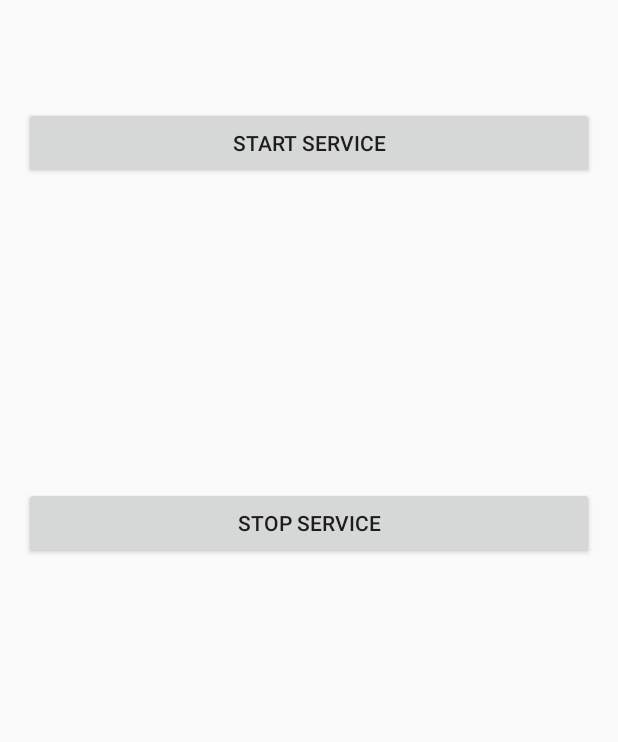
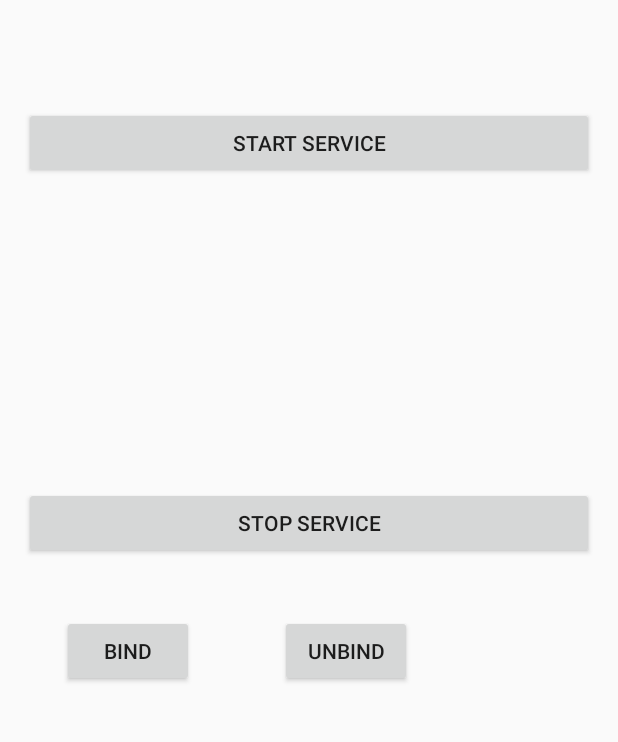
Before and after one commit to ybdesire/android_dev_learn, an Android app: the screen it shows after launch (MainActivity), on a phone screen of 412 x 824 dp, the part 137-879 px from its top. Run offline under Robolectric (Android 15) with nearby library versions, the phone set to English and light mode, and no system bars.

Commit message:
Completed Android basic component 'service' learning.

```diff
--- a/Components/service/app/src/main/java/com/example/ybdesire/service_demo/MainActivity.java
+++ b/Components/service/app/src/main/java/com/example/ybdesire/service_demo/MainActivity.java
@@ -1,15 +1,37 @@
 package com.example.ybdesire.service_demo;
 
+import android.content.ComponentName;
 import android.content.Intent;
+import android.content.ServiceConnection;
+import android.os.IBinder;
 import android.support.v7.app.AppCompatActivity;
 import android.os.Bundle;
+import android.util.Log;
 import android.view.View;
 import android.widget.Button;
+import com.example.ybdesire.service_demo.MyService.MyBinder;
 
 public class MainActivity extends AppCompatActivity {
+    public String TAG = "MainActivity";
+
+    private ServiceConnection connection = new ServiceConnection() {
+
+        @Override
+        public void onServiceDisconnected(ComponentName name) {
+        }
+
+        @Override
+        public void onServiceConnected(ComponentName name, IBinder service) {
+            MyBinder myBinder = (MyBinder) service;
+            myBinder.startDownload();
+            Log.d(TAG, "onServiceConnected");
+        }
+    };
 
     private Button startService;
     private Button stopService;
+    private Button bindService;
+    private Button unbindService;
 
     @Override
     protected void onCreate(Bundle savedInstanceState) {
@@ -17,6 +39,9 @@ public class MainActivity extends AppCompatActivity {
         setContentView(R.layout.activity_main);
         startService = (Button) findViewById(R.id.start_service);
         stopService = (Button) findViewById(R.id.stop_service);
+        bindService = (Button) findViewById(R.id.bind_service);
+        unbindService = (Button) findViewById(R.id.unbind_service);
+
         startService.setOnClickListener(new View.OnClickListener() {
             @Override
             public void onClick(View v) {
@@ -31,6 +56,22 @@ public class MainActivity extends AppCompatActivity {
                 stopService(stopIntent);
             }
         });
+
+        bindService.setOnClickListener(new View.OnClickListener(){
+            @Override
+            public void onClick(View v) {
+                Log.d(TAG, "bindService btn click");
+                Intent bindIntent = new Intent(MainActivity.this, MyService.class);
+                bindService(bindIntent, connection, BIND_AUTO_CREATE);
+            }
+        });
+        unbindService.setOnClickListener(new View.OnClickListener(){
+            @Override
+            public void onClick(View v) {
+                Log.d(TAG, "unbindService btn click");
+                unbindService(connection);
+            }
+        });
     }
 
 }
--- a/Components/service/app/src/main/res/layout/activity_main.xml
+++ b/Components/service/app/src/main/res/layout/activity_main.xml
@@ -33,4 +33,27 @@
         android:layout_alignParentLeft="true"
         android:layout_alignParentStart="true" />
 
+    <Button
+        android:layout_width="wrap_content"
+        android:layout_height="wrap_content"
+        android:text="Bind"
+        android:id="@+id/bind_service"
+        android:layout_marginTop="37dp"
+        android:layout_below="@+id/stop_service"
+        android:layout_alignParentLeft="true"
+        android:layout_alignParentStart="true"
+        android:layout_marginLeft="25dp"
+        android:layout_marginStart="25dp" />
+
+    <Button
+        android:layout_width="wrap_content"
+        android:layout_height="wrap_content"
+        android:text="Unbind"
+        android:id="@+id/unbind_service"
+        android:layout_alignTop="@+id/bind_service"
+        android:layout_toRightOf="@+id/bind_service"
+        android:layout_toEndOf="@+id/bind_service"
+        android:layout_marginLeft="57dp"
+        android:layout_marginStart="57dp" />
+
 </RelativeLayout>
```
Also changed, not shown: Components/service/app/src/main/java/com/example/ybdesire/service_demo/MyService.java (+13 -2 lines), 2 other files.
